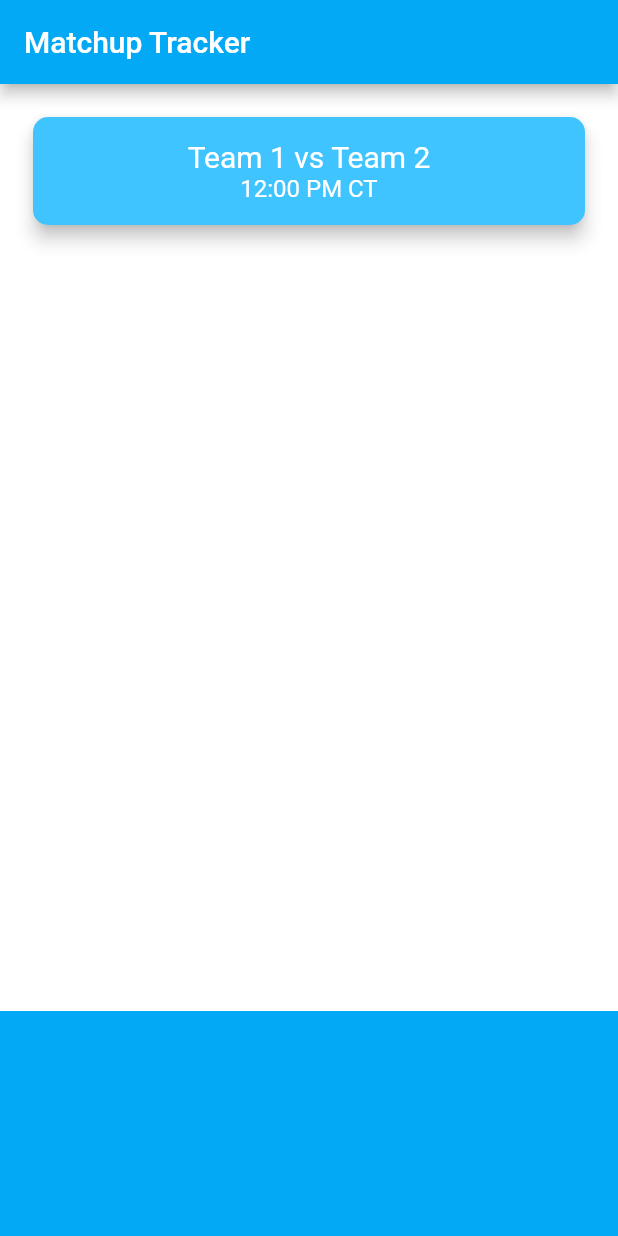
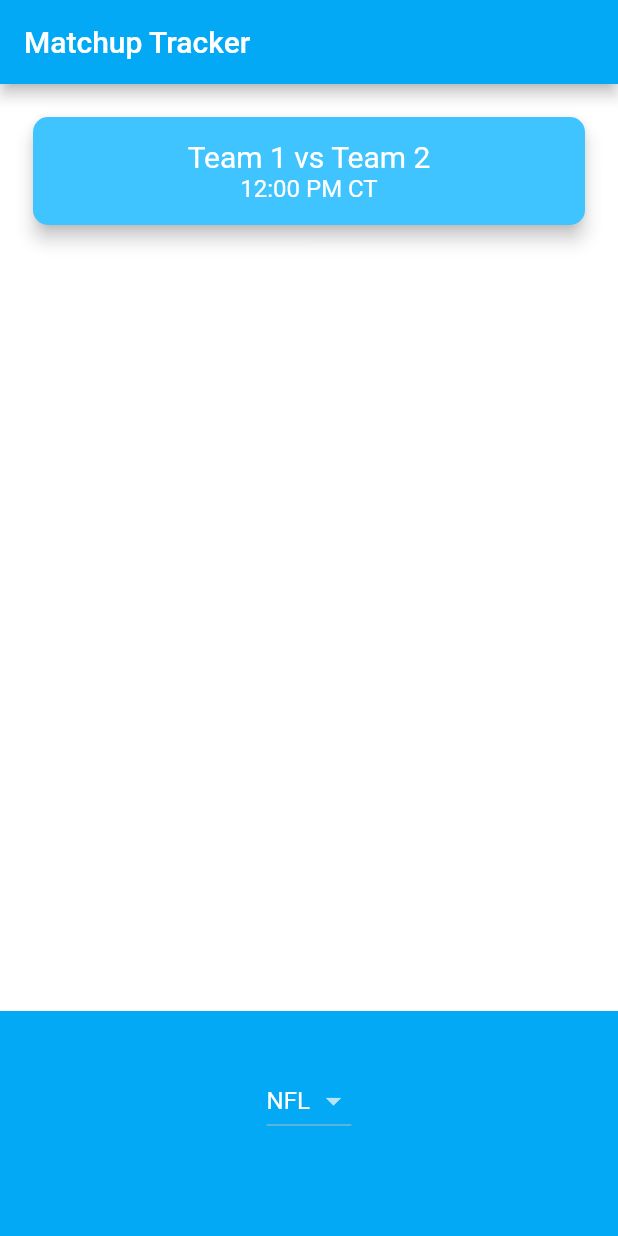
Before and after one commit to tddyer/nfl-game-tracker, a Flutter app: the screen it shows after launch, on a phone screen of 412 x 824 dp. Run offline on Flutter 3.47's test engine with Material 2 defaults, Android fonts, the phone set to English and light mode, and no system bars.

Commit message:
implemented basic dropdown button functionality for choosing league

```diff
--- a/lib/matchups_screen.dart
+++ b/lib/matchups_screen.dart
@@ -6,6 +6,9 @@ class MatchupsScreen extends StatefulWidget {
 }
 
 class _MatchupsScreenState extends State<MatchupsScreen> {
+
+  String selectedLeague = 'NFL';
+
   @override
   Widget build(BuildContext context) {
     return Scaffold(
@@ -54,7 +57,24 @@ class _MatchupsScreenState extends State<MatchupsScreen> {
             alignment: Alignment.center,
             padding: EdgeInsets.only(bottom: 30.0),
             color: Colors.lightBlue,
-            child: null,
+            child: DropdownButton<String>(
+              value: selectedLeague,
+              items: [
+                DropdownMenuItem(
+                  child: Text('NFL'),
+                  value: 'NFL',
+                ),
+                DropdownMenuItem(
+                  child: Text('MLB'),
+                  value: 'MLB',
+                ),
+              ],
+              onChanged: (value) {
+                setState(() {
+                  selectedLeague = value;
+                });
+              },
+            ),
           ),
         ],
       ),
```
